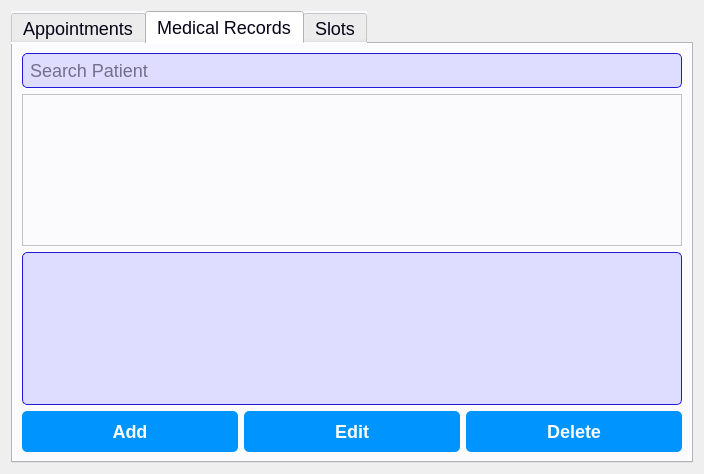
Moaz-Allam-Flutter/Hospital_System, file doctorwindow.ui: the form before one commit.
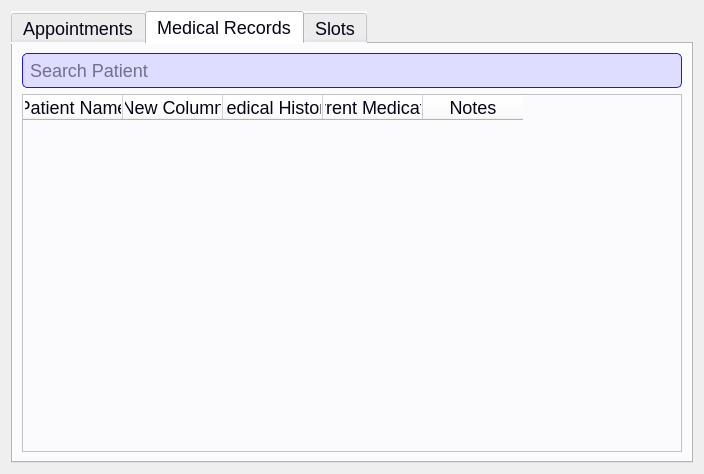
The form after the commit. The open tabs and pages were chosen to show the change.

Diff of the .ui file:
```diff
--- a/doctorwindow.ui
+++ b/doctorwindow.ui
@@ -141,35 +141,36 @@
         </widget>
        </item>
        <item>
-        <widget class="QListView" name="patientList"/>
+        <widget class="QTableWidget" name="tableWidget_3">
+         <column>
+          <property name="text">
+           <string>Patient Name</string>
+          </property>
+         </column>
+         <column>
+          <property name="text">
+           <string>New Column</string>
+          </property>
+         </column>
+         <column>
+          <property name="text">
+           <string>Medical History</string>
+          </property>
+         </column>
+         <column>
+          <property name="text">
+           <string>Current Medication</string>
+          </property>
+         </column>
+         <column>
+          <property name="text">
+           <string>Notes</string>
+          </property>
+         </column>
+        </widget>
        </item>
        <item>
-        <widget class="QTextEdit" name="medicalRecordDetails"/>
-       </item>
-       <item>
-        <layout class="QHBoxLayout" name="buttonsLayout2">
-         <item>
-          <widget class="QPushButton" name="addRecordButton">
-           <property name="text">
-            <string>Add</string>
-           </property>
-          </widget>
-         </item>
-         <item>
-          <widget class="QPushButton" name="editRecordButton">
-           <property name="text">
-            <string>Edit</string>
-           </property>
-          </widget>
-         </item>
-         <item>
-          <widget class="QPushButton" name="deleteRecordButton">
-           <property name="text">
-            <string>Delete</string>
-           </property>
-          </widget>
-         </item>
-        </layout>
+        <layout class="QHBoxLayout" name="buttonsLayout2"/>
        </item>
       </layout>
      </widget>
```
Left out of the diff: 59 changed lines with no effect on the pictures.
